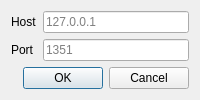
MattWindsor91/b3ui, file connectdialog.ui: the form before one commit.
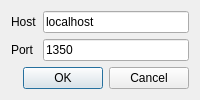
The form after the commit.

The edit to the form file:
```diff
--- a/connectdialog.ui
+++ b/connectdialog.ui
@@ -18,8 +18,14 @@
    </item>
    <item row="0" column="1">
     <widget class="QLineEdit" name="host">
+     <property name="focusPolicy">
+      <enum>Qt::TabFocus</enum>
+     </property>
+     <property name="text">
+      <string>localhost</string>
+     </property>
      <property name="placeholderText">
-      <string>127.0.0.1</string>
+      <string>IP or DNS address</string>
      </property>
     </widget>
    </item>
@@ -35,8 +41,20 @@
    </item>
    <item row="1" column="1">
     <widget class="QLineEdit" name="port">
+     <property name="focusPolicy">
+      <enum>Qt::TabFocus</enum>
+     </property>
+     <property name="inputMask">
+      <string>00009</string>
+     </property>
+     <property name="text">
+      <string>1350</string>
+     </property>
+     <property name="maxLength">
+      <number>5</number>
+     </property>
      <property name="placeholderText">
-      <string>1351</string>
+      <string>TCP port number</string>
      </property>
     </widget>
    </item>
```
Left out of the diff: 18 changed lines with no effect on the pictures.
